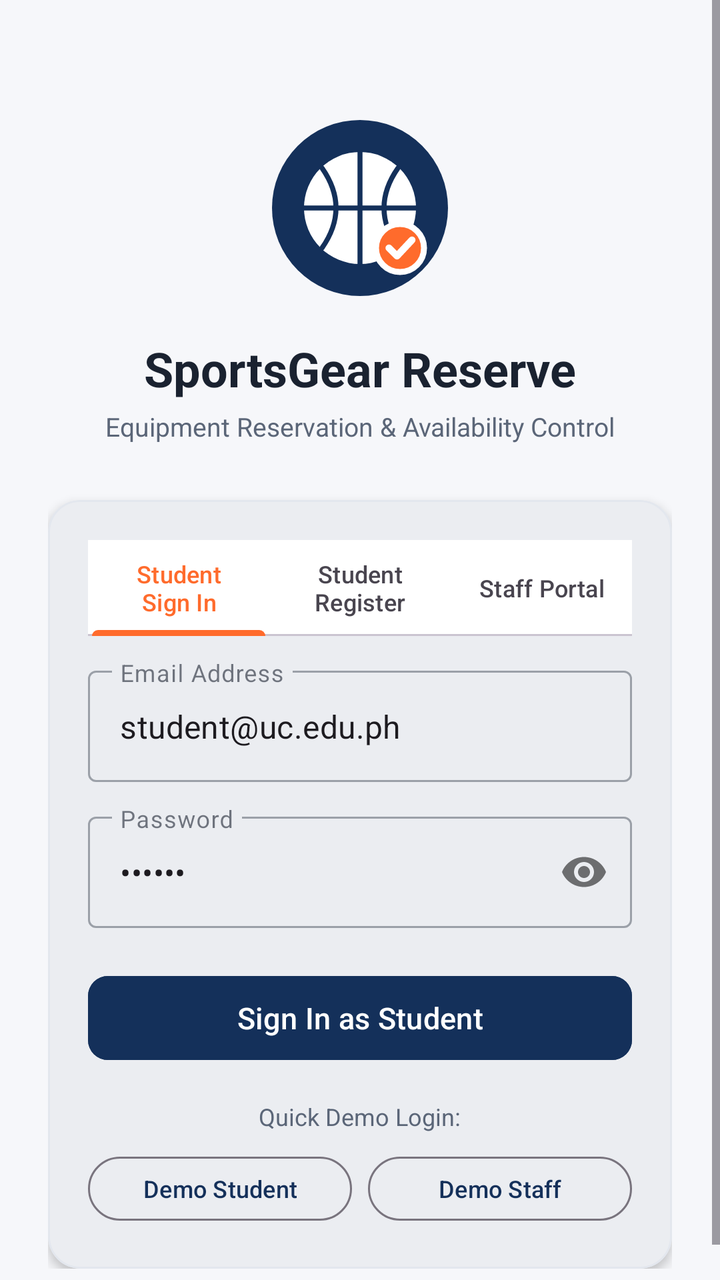
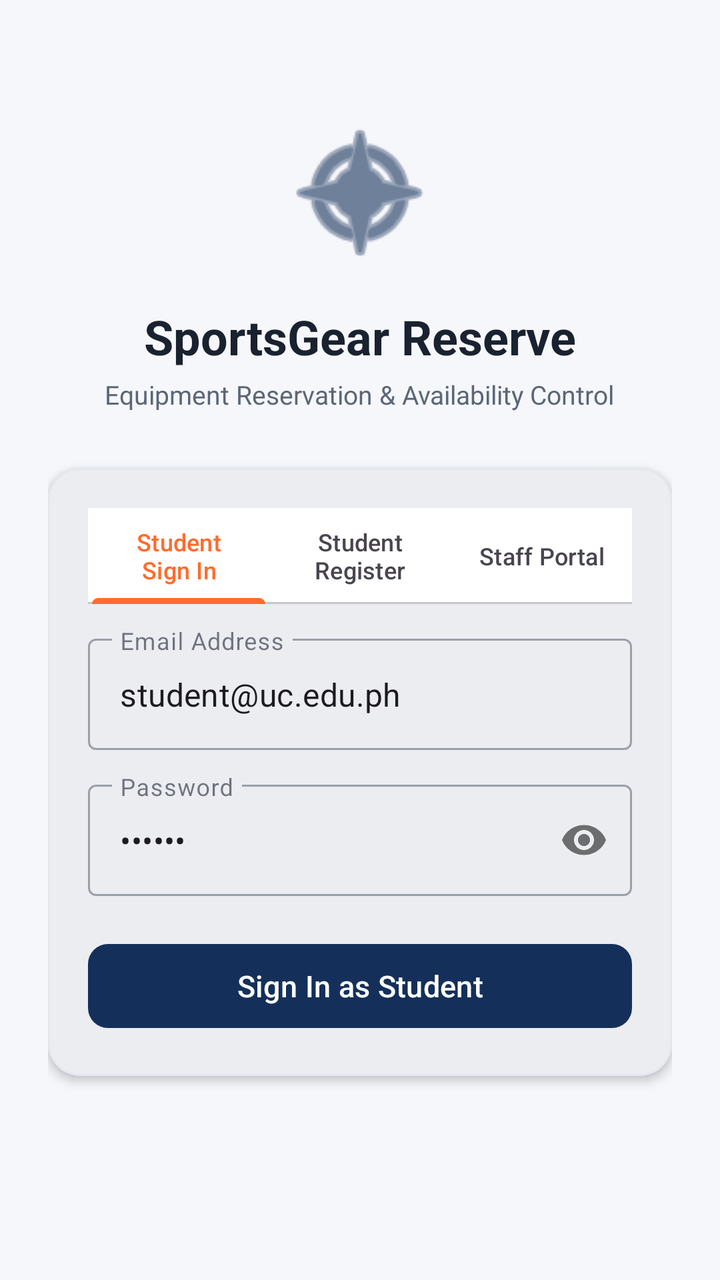

An Android layout rendered at two revisions. The XML below is the earlier revision; the diff shows what the commit changed to produce the second picture.
<!-- AndroidManifest.xml: application theme Theme.SportsGearReserve -->
<!-- res/layout/activity_login.xml -->
<?xml version="1.0" encoding="utf-8"?>
<ScrollView
    xmlns:android="http://schemas.android.com/apk/res/android"
    xmlns:app="http://schemas.android.com/apk/res-auto"
    xmlns:tools="http://schemas.android.com/tools"
    android:layout_width="match_parent"
    android:layout_height="match_parent"
    android:background="@color/app_background"
    android:fillViewport="true"
    android:fitsSystemWindows="true">

    <LinearLayout
        android:layout_width="match_parent"
        android:layout_height="wrap_content"
        android:gravity="center_horizontal"
        android:orientation="vertical"
        android:padding="24dp">

        
        <ImageView
            android:layout_width="96dp"
            android:layout_height="96dp"
            android:layout_marginTop="32dp"
            android:contentDescription="SportsGear Reserve logo"
            android:src="@drawable/ic_sportsgear_logo" />

        <TextView
            android:layout_width="wrap_content"
            android:layout_height="wrap_content"
            android:layout_marginTop="16dp"
            android:text="SportsGear Reserve"
            android:textColor="@color/text_primary"
            android:textSize="24sp"
            android:textStyle="bold" />

        <TextView
            android:layout_width="match_parent"
            android:layout_height="wrap_content"
            android:layout_marginTop="4dp"
            android:gravity="center"
            android:text="Equipment Reservation &amp; Availability Control"
            android:textAlignment="center"
            android:textColor="@color/text_secondary"
            android:textSize="13sp" />

        <com.google.android.material.card.MaterialCardView
            android:layout_width="match_parent"
            android:layout_height="wrap_content"
            android:layout_marginTop="28dp"
            app:cardBackgroundColor="@color/surface"
            app:cardCornerRadius="16dp"
            app:cardElevation="3dp"
            app:strokeColor="@color/card_stroke"
            app:strokeWidth="1dp">

            <LinearLayout
                android:layout_width="match_parent"
                android:layout_height="wrap_content"
                android:orientation="vertical"
                android:padding="20dp">

                <com.google.android.material.tabs.TabLayout
                    android:id="@+id/tabLayoutMode"
                    android:layout_width="match_parent"
                    android:layout_height="wrap_content"
                    app:tabIndicatorColor="@color/accent"
                    app:tabIndicatorFullWidth="true"
                    app:tabSelectedTextColor="@color/accent">

                    <com.google.android.material.tabs.TabItem
                        android:layout_width="wrap_content"
                        android:layout_height="wrap_content"
                        android:text="Student Sign In" />

                    <com.google.android.material.tabs.TabItem
                        android:layout_width="wrap_content"
                        android:layout_height="wrap_content"
                        android:text="Student Register" />

                    <com.google.android.material.tabs.TabItem
                        android:layout_width="wrap_content"
                        android:layout_height="wrap_content"
                        android:text="Staff Portal" />
                </com.google.android.material.tabs.TabLayout>

                
                <com.google.android.material.textfield.TextInputLayout
                    android:id="@+id/tilFullName"
                    style="@style/Widget.MaterialComponents.TextInputLayout.OutlinedBox"
                    android:layout_width="match_parent"
                    android:layout_height="wrap_content"
                    android:layout_marginTop="16dp"
                    android:hint="Full Name"
                    android:visibility="gone"
                    tools:visibility="visible">

                    <com.google.android.material.textfield.TextInputEditText
                        android:id="@+id/etFullName"
                        android:layout_width="match_parent"
                        android:layout_height="wrap_content"
                        android:inputType="textPersonName" />
                </com.google.android.material.textfield.TextInputLayout>

                
                <com.google.android.material.textfield.TextInputLayout
                    android:id="@+id/tilStudentId"
                    style="@style/Widget.MaterialComponents.TextInputLayout.OutlinedBox"
                    android:layout_width="match_parent"
                    android:layout_height="wrap_content"
                    android:layout_marginTop="12dp"
                    android:hint="Student ID Number"
                    android:visibility="gone"
                    tools:visibility="visible">

                    <com.google.android.material.textfield.TextInputEditText
                        android:id="@+id/etStudentId"
                        android:layout_width="match_parent"
                        android:layout_height="wrap_content"
                        android:inputType="number" />
                </com.google.android.material.textfield.TextInputLayout>

                
                <com.google.android.material.textfield.TextInputLayout
                    android:id="@+id/tilEmail"
                    style="@style/Widget.MaterialComponents.TextInputLayout.OutlinedBox"
                    android:layout_width="match_parent"
                    android:layout_height="wrap_content"
                    android:layout_marginTop="12dp"
                    android:hint="Email Address">

                    <com.google.android.material.textfield.TextInputEditText
                        android:id="@+id/etEmail"
                        android:layout_width="match_parent"
                        android:layout_height="wrap_content"
                        android:inputType="textEmailAddress"
                        android:text="student@uc.edu.ph" />
                </com.google.android.material.textfield.TextInputLayout>

                
                <com.google.android.material.textfield.TextInputLayout
                    android:id="@+id/tilPassword"
                    style="@style/Widget.MaterialComponents.TextInputLayout.OutlinedBox"
                    android:layout_width="match_parent"
                    android:layout_height="wrap_content"
                    android:layout_marginTop="12dp"
                    android:hint="Password"
                    app:passwordToggleEnabled="true">

                    <com.google.android.material.textfield.TextInputEditText
                        android:id="@+id/etPassword"
                        android:layout_width="match_parent"
                        android:layout_height="wrap_content"
                        android:inputType="textPassword"
                        android:text="123456" />
                </com.google.android.material.textfield.TextInputLayout>

                <TextView
                    android:id="@+id/tvRoleNote"
                    android:layout_width="match_parent"
                    android:layout_height="wrap_content"
                    android:layout_marginTop="12dp"
                    android:text="Note: Staff accounts must be pre-authorized by sports office administration."
                    android:textColor="@color/text_secondary"
                    android:textSize="12sp"
                    android:visibility="gone"
                    tools:visibility="visible" />

                <com.google.android.material.button.MaterialButton
                    android:id="@+id/btnSubmit"
                    android:layout_width="match_parent"
                    android:layout_height="50dp"
                    android:layout_marginTop="20dp"
                    android:backgroundTint="@color/primary"
                    android:text="Sign In as Student"
                    android:textSize="15sp"
                    app:cornerRadius="10dp" />

                
                <TextView
                    android:layout_width="wrap_content"
                    android:layout_height="wrap_content"
                    android:layout_gravity="center_horizontal"
                    android:layout_marginTop="16dp"
                    android:text="Quick Demo Login:"
                    android:textColor="@color/text_secondary"
                    android:textSize="12sp" />

                <LinearLayout
                    android:layout_width="match_parent"
                    android:layout_height="wrap_content"
                    android:layout_marginTop="8dp"
                    android:gravity="center"
                    android:orientation="horizontal">

                    <com.google.android.material.button.MaterialButton
                        android:id="@+id/btnDemoStudent"
                        style="@style/Widget.Material3.Button.OutlinedButton"
                        android:layout_width="0dp"
                        android:layout_height="40dp"
                        android:layout_marginEnd="4dp"
                        android:layout_weight="1"
                        android:text="Demo Student"
                        android:textSize="12sp" />

                    <com.google.android.material.button.MaterialButton
                        android:id="@+id/btnDemoStaff"
                        style="@style/Widget.Material3.Button.OutlinedButton"
                        android:layout_width="0dp"
                        android:layout_height="40dp"
                        android:layout_marginStart="4dp"
                        android:layout_weight="1"
                        android:text="Demo Staff"
                        android:textSize="12sp" />
                </LinearLayout>

            </LinearLayout>
        </com.google.android.material.card.MaterialCardView>

    </LinearLayout>
</ScrollView>
<!-- resources referenced by this layout -->
<resources>
  <color name="accent">#FF6B2C</color>
  <color name="app_background">#F6F7FA</color>
  <color name="card_stroke">#E3E7EE</color>
  <color name="primary">#14305A</color>
  <color name="surface">#FFFFFF</color>
  <color name="text_primary">#1A2230</color>
  <color name="text_secondary">#5B6678</color>
  <!-- drawable ic_sportsgear_logo (drawable) -->
  <?xml version="1.0" encoding="utf-8"?>
  <vector xmlns:android="http://schemas.android.com/apk/res/android"
      android:width="96dp"
      android:height="96dp"
      android:viewportWidth="96"
      android:viewportHeight="96">
  
      
      <path
          android:fillColor="@color/primary"
          android:pathData="M48,48m-44,0a44,44 0,1 1,88 0a44,44 0,1 1,-88 0" />
  
      
      <path
          android:fillColor="#FFFFFF"
          android:pathData="M48,48m-28,0a28,28 0,1 1,56 0a28,28 0,1 1,-56 0" />
  
      
      <path
          android:strokeColor="@color/primary"
          android:strokeWidth="2.5"
          android:strokeLineCap="round"
          android:pathData="M48,20 L48,76 M20,48 L76,48" />
      <path
          android:strokeColor="@color/primary"
          android:strokeWidth="2.5"
          android:strokeLineCap="round"
          android:pathData="M29,28 Q43,48 29,68 M67,28 Q53,48 67,68" />
  
      
      <path
          android:fillColor="@color/accent"
          android:strokeColor="#FFFFFF"
          android:strokeWidth="3"
          android:pathData="M68,68m-12,0a12,12 0,1 1,24 0a12,12 0,1 1,-24 0" />
      <path
          android:strokeColor="#FFFFFF"
          android:strokeWidth="3.5"
          android:strokeLineCap="round"
          android:strokeLineJoin="round"
          android:pathData="M62.5,68 L66.5,72 L74,64" />
  </vector>
  <style name="Theme.SportsGearReserve" parent="Base.Theme.SportsGearReserve" />
  <style name="Base.Theme.SportsGearReserve" parent="Theme.Material3.DayNight.NoActionBar">
          
          <item name="colorPrimary">@color/primary</item>
          <item name="colorOnPrimary">@color/text_on_primary</item>
          <item name="colorPrimaryContainer">@color/primary_variant</item>
          <item name="colorOnPrimaryContainer">@color/text_on_primary</item>
          <item name="colorSecondary">@color/accent</item>
          <item name="colorOnSecondary">@color/white</item>
          <item name="colorTertiary">@color/accent</item>
          <item name="android:windowBackground">@color/app_background</item>
          <item name="colorSurface">@color/surface</item>
          <item name="colorOnSurface">@color/text_primary</item>
  
          
          <item name="tabIndicatorColor">@color/accent</item>
          <item name="tabSelectedTextColor">@color/accent</item>
      </style>
  <color name="text_on_primary">#FFFFFF</color>
  <color name="primary_variant">#0D2140</color>
  <color name="white">#FFFFFFFF</color>
</resources>

<!-- the commit's change to res/layout/activity_login.xml (unified diff, before → after) -->
@@ -5,51 +5,48 @@
     xmlns:tools="http://schemas.android.com/tools"
     android:layout_width="match_parent"
     android:layout_height="match_parent"
-    android:background="@color/app_background"
     android:fillViewport="true"
-    android:fitsSystemWindows="true">
+    android:background="@color/app_background">
 
     <LinearLayout
         android:layout_width="match_parent"
         android:layout_height="wrap_content"
+        android:orientation="vertical"
         android:gravity="center_horizontal"
-        android:orientation="vertical"
         android:padding="24dp">
 
-        
         <ImageView
-            android:layout_width="96dp"
-            android:layout_height="96dp"
+            android:layout_width="80dp"
+            android:layout_height="80dp"
             android:layout_marginTop="32dp"
-            android:contentDescription="SportsGear Reserve logo"
-            android:src="@drawable/ic_sportsgear_logo" />
+            android:contentDescription="App Logo"
+            android:src="@android:drawable/ic_menu_compass"
+            app:tint="@color/primary_blue" />
 
         <TextView
             android:layout_width="wrap_content"
             android:layout_height="wrap_content"
             android:layout_marginTop="16dp"
             android:text="SportsGear Reserve"
-            android:textColor="@color/text_primary"
             android:textSize="24sp"
-            android:textStyle="bold" />
+            android:textStyle="bold"
+            android:textColor="@color/text_primary" />
 
         <TextView
-            android:layout_width="match_parent"
+            android:layout_width="wrap_content"
             android:layout_height="wrap_content"
             android:layout_marginTop="4dp"
-            android:gravity="center"
             android:text="Equipment Reservation &amp; Availability Control"
-            android:textAlignment="center"
-            android:textColor="@color/text_secondary"
-            android:textSize="13sp" />
+            android:textSize="13sp"
+            android:textColor="@color/text_secondary" />
 
         <com.google.android.material.card.MaterialCardView
             android:layout_width="match_parent"
             android:layout_height="wrap_content"
             android:layout_marginTop="28dp"
-            app:cardBackgroundColor="@color/surface"
             app:cardCornerRadius="16dp"
             app:cardElevation="3dp"
+            app:cardBackgroundColor="@color/surface"
             app:strokeColor="@color/card_stroke"
             app:strokeWidth="1dp">
 
@@ -84,40 +81,114 @@
                 </com.google.android.material.tabs.TabLayout>
 
                 
-                <com.google.android.material.textfield.TextInputLayout
-                    android:id="@+id/tilFullName"
-                    style="@style/Widget.MaterialComponents.TextInputLayout.OutlinedBox"
-                    android:layout_width="match_parent"
-                    android:layout_height="wrap_content"
-                    android:layout_marginTop="16dp"
-                    android:hint="Full Name"
+                <LinearLayout
+                    android:id="@+id/layoutRegisterFields"
+                    android:layout_width="match_parent"
+                    android:layout_height="wrap_content"
+                    android:orientation="vertical"
                     android:visibility="gone"
                     tools:visibility="visible">
 
-                    <com.google.android.material.textfield.TextInputEditText
-                        android:id="@+id/etFullName"
-                        android:layout_width="match_parent"
-                        android:layout_height="wrap_content"
-                        android:inputType="textPersonName" />
-                </com.google.android.material.textfield.TextInputLayout>
-
-                
-                <com.google.android.material.textfield.TextInputLayout
-                    android:id="@+id/tilStudentId"
-                    style="@style/Widget.MaterialComponents.TextInputLayout.OutlinedBox"
-                    android:layout_width="match_parent"
-                    android:layout_height="wrap_content"
-                    android:layout_marginTop="12dp"
-                    android:hint="Student ID Number"
-                    android:visibility="gone"
-                    tools:visibility="visible">
-
-                    <com.google.android.material.textfield.TextInputEditText
-                        android:id="@+id/etStudentId"
-                        android:layout_width="match_parent"
-                        android:layout_height="wrap_content"
-                        android:inputType="number" />
-                </com.google.android.material.textfield.TextInputLayout>
+                    <LinearLayout
+                        android:layout_width="match_parent"
+                        android:layout_height="wrap_content"
+                        android:layout_marginTop="16dp"
+                        android:orientation="horizontal">
+
+                        
+                        <com.google.android.material.textfield.TextInputLayout
+                            android:id="@+id/tilPrefix"
+                            style="@style/Widget.MaterialComponents.TextInputLayout.OutlinedBox.ExposedDropdownMenu"
+                            android:layout_width="110dp"
+                            android:layout_height="wrap_content"
+                            android:layout_marginEnd="8dp"
+                            android:hint="Prefix">
+
+                            <com.google.android.material.textfield.MaterialAutoCompleteTextView
+                                android:id="@+id/actvPrefix"
+                                android:layout_width="match_parent"
+                                android:layout_height="wrap_content"
+                                android:inputType="none"
+                                android:text="Mr." />
+                        </com.google.android.material.textfield.TextInputLayout>
+
+                        
+                        <com.google.android.material.textfield.TextInputLayout
+                            android:id="@+id/tilFirstName"
+                            style="@style/Widget.MaterialComponents.TextInputLayout.OutlinedBox"
+                            android:layout_width="0dp"
+                            android:layout_height="wrap_content"
+                            android:layout_weight="1"
+                            android:hint="First Name">
+
+                            <com.google.android.material.textfield.TextInputEditText
+                                android:id="@+id/etFirstName"
+                                android:layout_width="match_parent"
+                                android:layout_height="wrap_content"
+                                android:inputType="textPersonName|textCapWords" />
+                        </com.google.android.material.textfield.TextInputLayout>
+
+                    </LinearLayout>
+
+                    <LinearLayout
+                        android:layout_width="match_parent"
+                        android:layout_height="wrap_content"
+                        android:layout_marginTop="12dp"
+                        android:orientation="horizontal">
+
+                        
+                        <com.google.android.material.textfield.TextInputLayout
+                            android:id="@+id/tilMiddleName"
+                            style="@style/Widget.MaterialComponents.TextInputLayout.OutlinedBox"
+                            android:layout_width="0dp"
+                            android:layout_height="wrap_content"
+                            android:layout_weight="1"
+                            android:layout_marginEnd="4dp"
+                            android:hint="Middle Name (Opt)">
+
+                            <com.google.android.material.textfield.TextInputEditText
+                                android:id="@+id/etMiddleName"
+                                android:layout_width="match_parent"
+                                android:layout_height="wrap_content"
+                                android:inputType="textPersonName|textCapWords" />
+                        </com.google.android.material.textfield.TextInputLayout>
+
+                        
+                        <com.google.android.material.textfield.TextInputLayout
+                            android:id="@+id/tilLastName"
+                            style="@style/Widget.MaterialComponents.TextInputLayout.OutlinedBox"
+                            android:layout_width="0dp"
+                            android:layout_height="wrap_content"
+                            android:layout_weight="1"
+                            android:layout_marginStart="4dp"
+                            android:hint="Last Name">
+
+                            <com.google.android.material.textfield.TextInputEditText
+                                android:id="@+id/etLastName"
+                                android:layout_width="match_parent"
+                                android:layout_height="wrap_content"
+                                android:inputType="textPersonName|textCapWords" />
+                        </com.google.android.material.textfield.TextInputLayout>
+
+                    </LinearLayout>
+
+                    
+                    <com.google.android.material.textfield.TextInputLayout
+                        android:id="@+id/tilStudentId"
+                        style="@style/Widget.MaterialComponents.TextInputLayout.OutlinedBox"
+                        android:layout_width="match_parent"
+                        android:layout_height="wrap_content"
+                        android:layout_marginTop="12dp"
+                        android:hint="Student ID Number">
+
+                        <com.google.android.material.textfield.TextInputEditText
+                            android:id="@+id/etStudentId"
+                            android:layout_width="match_parent"
+                            android:layout_height="wrap_content"
+                            android:inputType="number" />
+                    </com.google.android.material.textfield.TextInputLayout>
+
+                </LinearLayout>
 
                 
                 <com.google.android.material.textfield.TextInputLayout
@@ -159,9 +230,9 @@
                     android:layout_width="match_parent"
                     android:layout_height="wrap_content"
                     android:layout_marginTop="12dp"
+                    android:textSize="12sp"
+                    android:textColor="@color/text_secondary"
                     android:text="Note: Staff accounts must be pre-authorized by sports office administration."
-                    android:textColor="@color/text_secondary"
-                    android:textSize="12sp"
                     android:visibility="gone"
                     tools:visibility="visible" />
 
@@ -170,51 +241,15 @@
                     android:layout_width="match_parent"
                     android:layout_height="50dp"
                     android:layout_marginTop="20dp"
-                    android:backgroundTint="@color/primary"
                     android:text="Sign In as Student"
                     android:textSize="15sp"
+                    app:backgroundTint="@color/primary_blue"
                     app:cornerRadius="10dp" />
 
-                
-                <TextView
-                    android:layout_width="wrap_content"
-                    android:layout_height="wrap_content"
-                    android:layout_gravity="center_horizontal"
-                    android:layout_marginTop="16dp"
-                    android:text="Quick Demo Login:"
-                    android:textColor="@color/text_secondary"
-                    android:textSize="12sp" />
-
-                <LinearLayout
-                    android:layout_width="match_parent"
-                    android:layout_height="wrap_content"
-                    android:layout_marginTop="8dp"
-                    android:gravity="center"
-                    android:orientation="horizontal">
-
-                    <com.google.android.material.button.MaterialButton
-                        android:id="@+id/btnDemoStudent"
-                        style="@style/Widget.Material3.Button.OutlinedButton"
-                        android:layout_width="0dp"
-                        android:layout_height="40dp"
-                        android:layout_marginEnd="4dp"
-                        android:layout_weight="1"
-                        android:text="Demo Student"
-                        android:textSize="12sp" />
-
-                    <com.google.android.material.button.MaterialButton
-                        android:id="@+id/btnDemoStaff"
-                        style="@style/Widget.Material3.Button.OutlinedButton"
-                        android:layout_width="0dp"
-                        android:layout_height="40dp"
-                        android:layout_marginStart="4dp"
-                        android:layout_weight="1"
-                        android:text="Demo Staff"
-                        android:textSize="12sp" />
-                </LinearLayout>
-
             </LinearLayout>
+
         </com.google.android.material.card.MaterialCardView>
 
     </LinearLayout>
+
 </ScrollView>
<!-- resource entries referenced after the edit -->
@@ -3,53 +3,11 @@
   <color name="accent">#FF6B2C</color>
   <color name="app_background">#F6F7FA</color>
   <color name="card_stroke">#E3E7EE</color>
+  <color name="primary_blue">#14305A</color>
   <color name="primary">#14305A</color>
   <color name="surface">#FFFFFF</color>
   <color name="text_primary">#1A2230</color>
   <color name="text_secondary">#5B6678</color>
-  <!-- drawable ic_sportsgear_logo (drawable) -->
-  <?xml version="1.0" encoding="utf-8"?>
-  <vector xmlns:android="http://schemas.android.com/apk/res/android"
-      android:width="96dp"
-      android:height="96dp"
-      android:viewportWidth="96"
-      android:viewportHeight="96">
-  
-      
-      <path
-          android:fillColor="@color/primary"
-          android:pathData="M48,48m-44,0a44,44 0,1 1,88 0a44,44 0,1 1,-88 0" />
-  
-      
-      <path
-          android:fillColor="#FFFFFF"
-          android:pathData="M48,48m-28,0a28,28 0,1 1,56 0a28,28 0,1 1,-56 0" />
-  
-      
-      <path
-          android:strokeColor="@color/primary"
-          android:strokeWidth="2.5"
-          android:strokeLineCap="round"
-          android:pathData="M48,20 L48,76 M20,48 L76,48" />
-      <path
-          android:strokeColor="@color/primary"
-          android:strokeWidth="2.5"
-          android:strokeLineCap="round"
-          android:pathData="M29,28 Q43,48 29,68 M67,28 Q53,48 67,68" />
-  
-      
-      <path
-          android:fillColor="@color/accent"
-          android:strokeColor="#FFFFFF"
-          android:strokeWidth="3"
-          android:pathData="M68,68m-12,0a12,12 0,1 1,24 0a12,12 0,1 1,-24 0" />
-      <path
-          android:strokeColor="#FFFFFF"
-          android:strokeWidth="3.5"
-          android:strokeLineCap="round"
-          android:strokeLineJoin="round"
-          android:pathData="M62.5,68 L66.5,72 L74,64" />
-  </vector>
   <style name="Theme.SportsGearReserve" parent="Base.Theme.SportsGearReserve" />
   <style name="Base.Theme.SportsGearReserve" parent="Theme.Material3.DayNight.NoActionBar">
           
